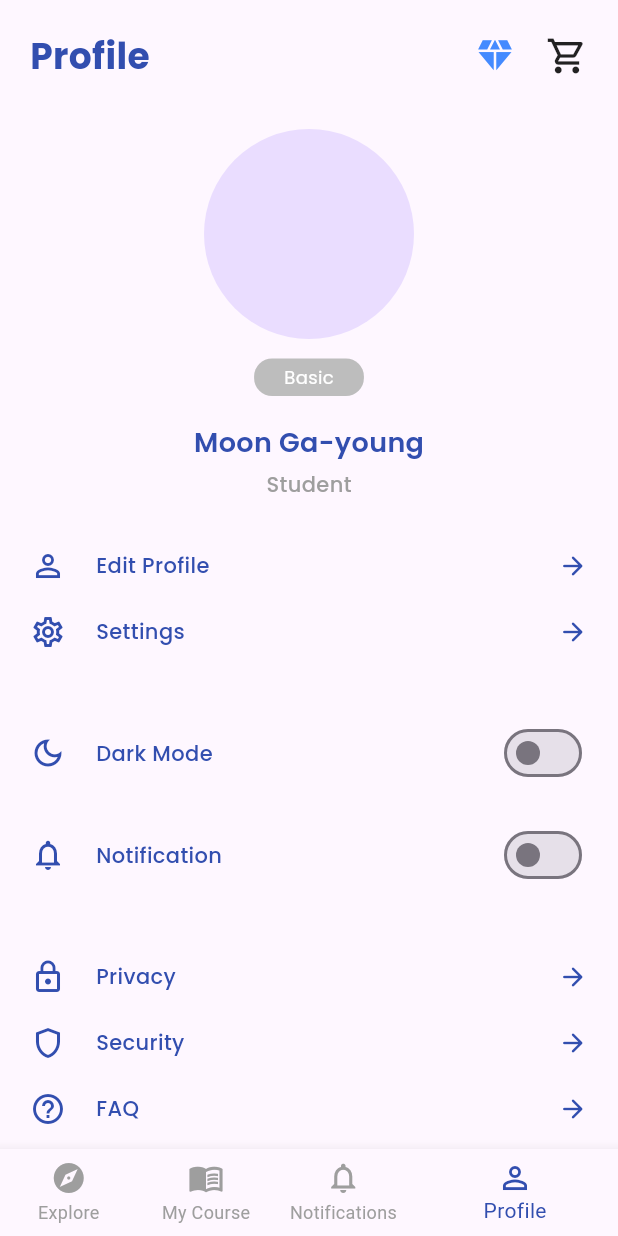
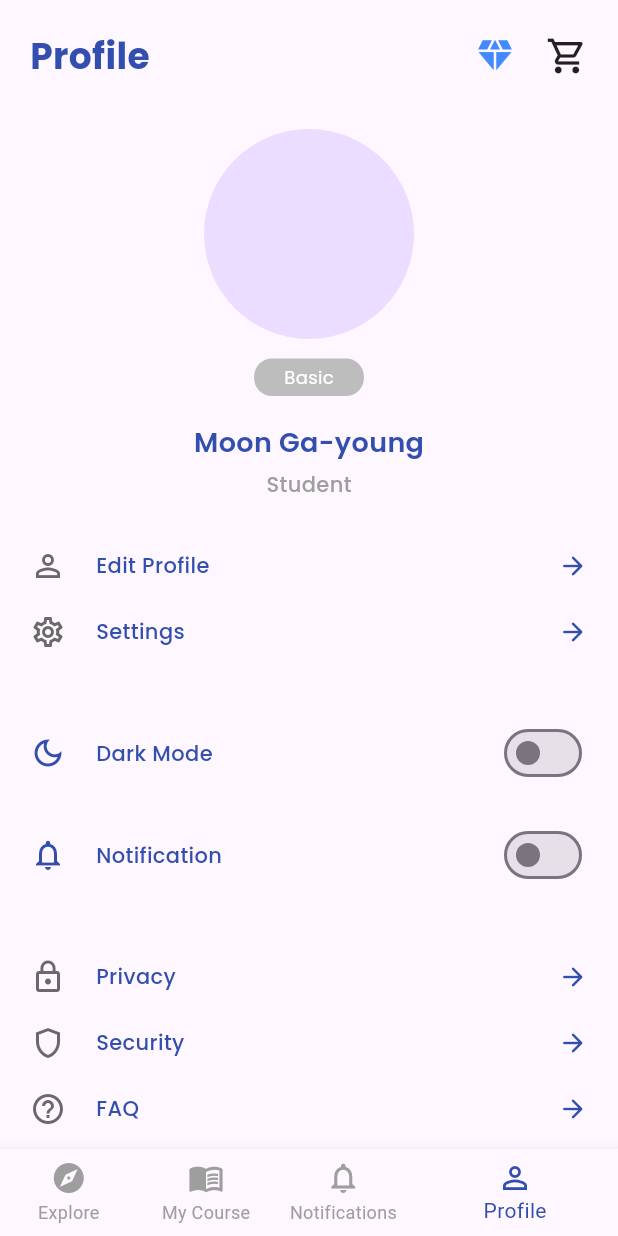
Before and after one commit to Thienry18/project-mobile, a Flutter app: the Profile screen opened directly, on a phone screen of 412 x 824 dp. Run offline on Flutter 3.47's test engine with Material 3 defaults, Android fonts, the phone set to English and light mode, and no system bars; our stand-ins replace country_picker, flutter_speed_dial, flutter_svg, google_fonts, shared_preferences; accounts and stored records are empty.

Commit message:
Merubah warna icon pada Profile Screen

```diff
--- a/lib/screens/profile.dart
+++ b/lib/screens/profile.dart
@@ -137,6 +137,7 @@ class _ProfileState extends State<Profile> {
               const SizedBox(height: 22),
               MenuItem(
                 icon: Icons.person_outline,
+                iconColor: Color(0XFF696969),
                 title: "Edit Profile",
                 onTap: () {
                   Navigator.pushReplacement(
@@ -147,6 +148,7 @@ class _ProfileState extends State<Profile> {
               ),
               MenuItem(
                 icon: Icons.settings_outlined,
+                iconColor: Color(0XFF696969),
                 title: "Settings",
                 onTap: () {
                   Navigator.pushReplacement(
@@ -177,6 +179,7 @@ class _ProfileState extends State<Profile> {
               const SizedBox(height: 25),
               MenuItem(
                 icon: Icons.lock_outline,
+                iconColor: Color(0XFF696969),
                 title: "Privacy",
                 onTap: () {
                   Navigator.pushReplacement(
@@ -187,6 +190,7 @@ class _ProfileState extends State<Profile> {
               ),
               MenuItem(
                 icon: Icons.shield_outlined,
+                iconColor: Color(0XFF696969),
                 title: "Security",
                 onTap: () {
                   Navigator.pushReplacement(
@@ -197,6 +201,7 @@ class _ProfileState extends State<Profile> {
               ),
               MenuItem(
                 icon: Icons.help_outline,
+                iconColor: Color(0XFF696969),
                 title: "FAQ",
                 onTap: () {
                   Navigator.pushReplacement(
@@ -207,6 +212,7 @@ class _ProfileState extends State<Profile> {
               ),
               MenuItem(
                 icon: Icons.info_outline,
+                iconColor: Color(0XFF696969),
                 title: "About App",
                 onTap: () {
                   Navigator.pushReplacement(
```
